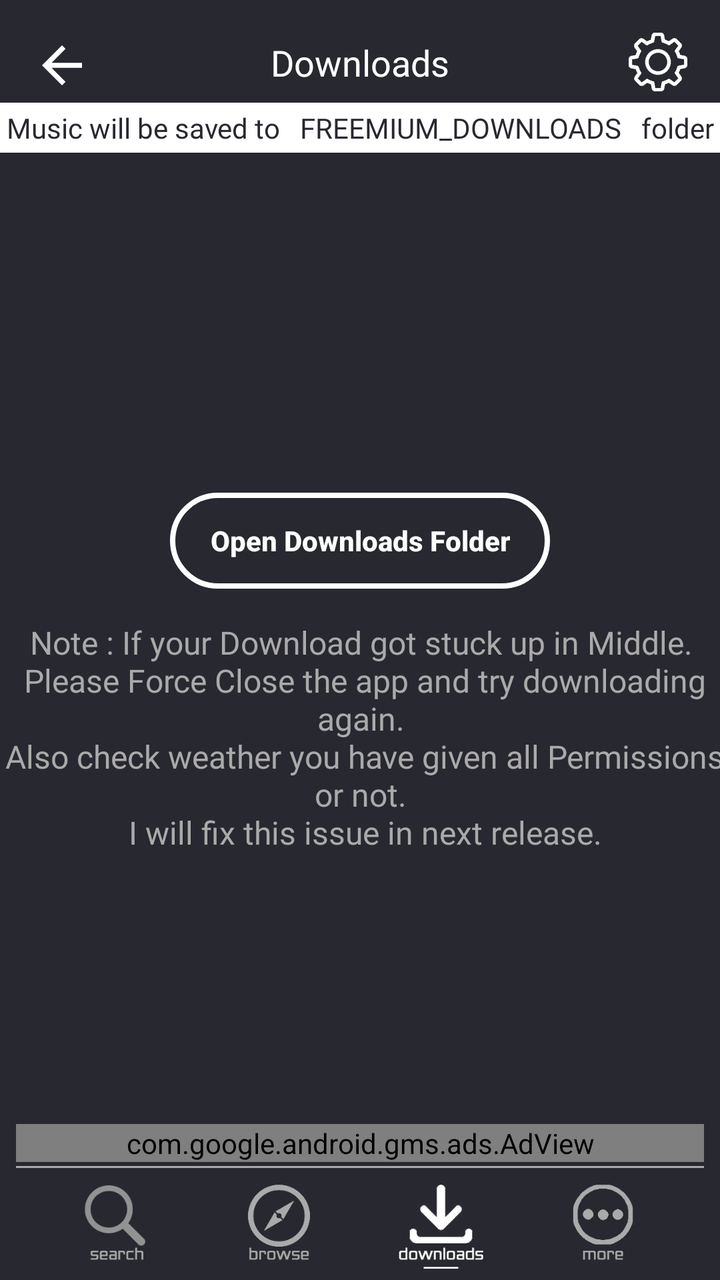
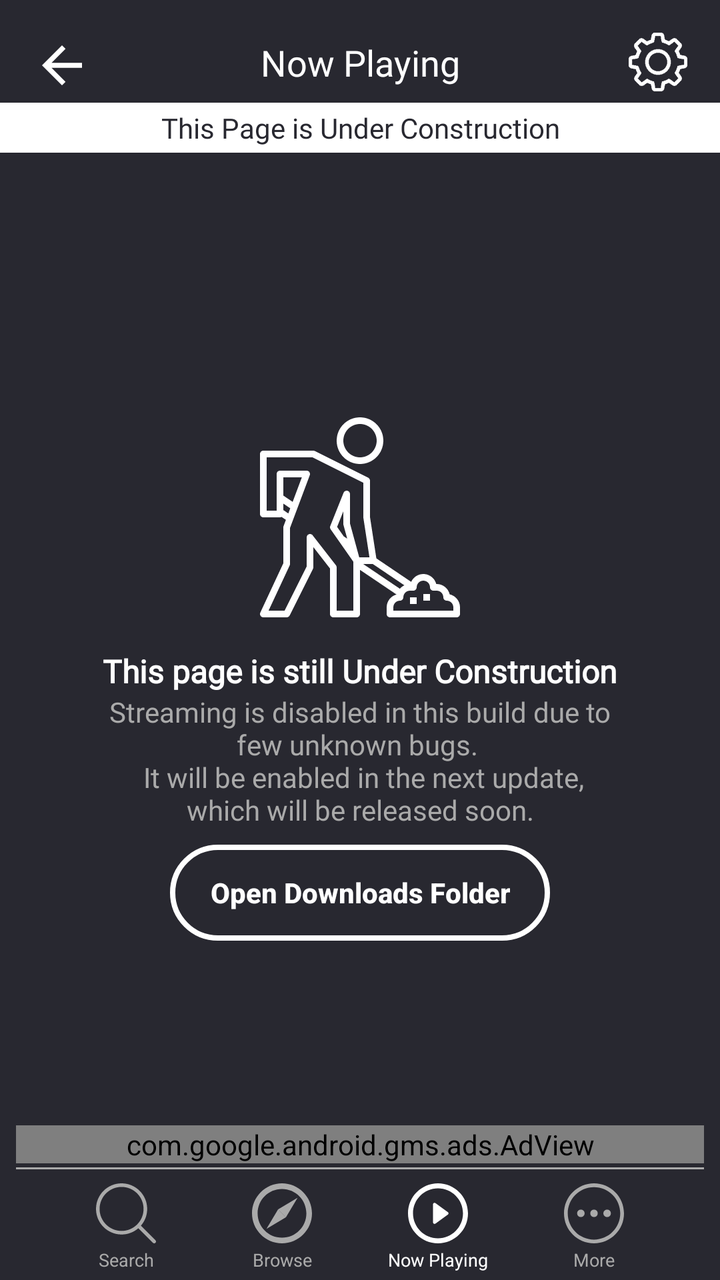

Two renders of the same Android screen: before a commit and after it. Below are the layout's source before the change and the commit's diff.
<!-- AndroidManifest.xml: application theme AppTheme.NoActionBar -->
<!-- res/layout/activity_downloads__page.xml -->
<?xml version="1.0" encoding="utf-8"?>
<androidx.constraintlayout.widget.ConstraintLayout xmlns:android="http://schemas.android.com/apk/res/android"
    xmlns:app="http://schemas.android.com/apk/res-auto"
    xmlns:tools="http://schemas.android.com/tools"
    android:layout_width="match_parent"
    android:layout_height="match_parent"
    android:background="@color/darkAccent"
    tools:context=".Downloads_Page">
    <Button
        android:id="@+id/btm_srch"
        android:layout_width="45dp"
        android:layout_height="45dp"
        android:layout_marginBottom="4dp"
        android:background="@drawable/ic_dsearch"
        android:onClick="btmSrch"
        app:layout_constraintBottom_toBottomOf="parent"
        app:layout_constraintEnd_toStartOf="@+id/btm_brws"
        app:layout_constraintHorizontal_bias="0.5"
        app:layout_constraintHorizontal_chainStyle="spread"
        app:layout_constraintStart_toStartOf="parent" />

    <Button
        android:id="@+id/btm_brws"
        android:onClick="btmBrws"
        android:layout_width="45dp"
        android:layout_height="45dp"
        android:layout_marginBottom="4dp"
        android:background="@drawable/ic_dbrowse"
        app:layout_constraintBottom_toBottomOf="parent"
        app:layout_constraintEnd_toStartOf="@+id/btm_down"
        app:layout_constraintHorizontal_bias="0.5"
        app:layout_constraintStart_toEndOf="@+id/btm_srch" />

    <Button
        android:id="@+id/btm_down"
        android:layout_width="45dp"
        android:layout_height="45dp"
        android:layout_marginBottom="4dp"
        android:onClick="btmDown"
        android:background="@drawable/ic_wdown"
        app:layout_constraintBottom_toBottomOf="parent"
        app:layout_constraintEnd_toStartOf="@+id/btm_more"
        app:layout_constraintHorizontal_bias="0.5"
        app:layout_constraintStart_toEndOf="@+id/btm_brws" />

    <Button
        android:id="@+id/btm_more"
        android:layout_width="45dp"
        android:layout_height="45dp"
        android:layout_marginBottom="4dp"
        android:onClick="btmMore"
        android:background="@drawable/ic_dmore"
        app:layout_constraintBottom_toBottomOf="parent"
        app:layout_constraintEnd_toEndOf="parent"
        app:layout_constraintHorizontal_bias="0.5"
        app:layout_constraintStart_toEndOf="@+id/btm_down" />

    <TextView
        android:id="@+id/textView4"
        android:layout_width="0dp"
        android:layout_height="1dp"
        android:layout_marginStart="8dp"
        android:layout_marginEnd="8dp"
        android:layout_marginBottom="7dp"
        android:background="@android:color/darker_gray"
        app:layout_constraintBottom_toTopOf="@+id/btm_brws"
        app:layout_constraintEnd_toEndOf="parent"
        app:layout_constraintStart_toStartOf="parent" />

    <TextView
        android:id="@+id/textView5"
        android:layout_width="0dp"
        android:layout_height="25dp"
        android:layout_marginTop="8dp"
        android:background="@android:color/white"
        android:fontFamily="@font/jockey_one"
        android:gravity="center"
        android:text="Music will be saved to   FREEMIUM_DOWNLOADS   folder"
        android:textAlignment="center"
        android:textColor="@color/darkAccent"
        app:layout_constraintEnd_toEndOf="parent"
        app:layout_constraintHorizontal_bias="1.0"
        app:layout_constraintStart_toStartOf="parent"
        app:layout_constraintTop_toBottomOf="@+id/textView37" />

    <TextView
        android:id="@+id/tv_downInfo"
        android:layout_width="364dp"
        android:layout_height="wrap_content"
        android:layout_marginStart="16dp"
        android:layout_marginTop="8dp"
        android:layout_marginEnd="16dp"
        android:layout_marginBottom="8dp"
        android:fontFamily="@font/abel"
        android:text="@string/downloads_page"
        android:textAlignment="center"
        android:textColor="@android:color/darker_gray"
        android:textSize="16sp"
        app:layout_constraintBottom_toTopOf="@+id/adView_Downloads"
        app:layout_constraintEnd_toEndOf="parent"
        app:layout_constraintStart_toStartOf="parent"
        app:layout_constraintTop_toBottomOf="@+id/textView5"
        app:layout_constraintVertical_bias="0.64" />

    <ListView
        android:id="@+id/list_inQueue"
        android:layout_width="0dp"
        android:layout_height="0dp"
        android:layout_marginTop="6dp"
        android:layout_marginBottom="8dp"
        android:background="@color/darkAccent"
        android:paddingLeft="16dp"
        android:visibility="gone"
        app:layout_constraintBottom_toTopOf="@+id/tv_downInfo"
        app:layout_constraintEnd_toEndOf="parent"
        app:layout_constraintStart_toStartOf="parent"
        app:layout_constraintTop_toBottomOf="@+id/textView10" />

    <TextView
        android:id="@+id/textView7"
        android:layout_width="0dp"
        android:layout_height="25dp"
        android:background="@android:color/white"
        android:fontFamily="@font/advent_pro_semibold"
        android:gravity="center|left"
        android:paddingLeft="16dp"
        android:text="Now Downloading :"
        android:textColor="@color/darkAccent"
        android:visibility="gone"
        app:layout_constraintEnd_toEndOf="parent"
        app:layout_constraintStart_toStartOf="parent"
        app:layout_constraintTop_toTopOf="parent" />

    <TextView
        android:id="@+id/tv_curSongN"
        android:layout_width="0dp"
        android:layout_height="wrap_content"
        android:layout_marginStart="16dp"
        android:layout_marginTop="10dp"
        android:layout_marginEnd="8dp"
        android:fontFamily="@font/capriola"
        android:maxLines="1"
        android:text="Song Name"
        android:textColor="@android:color/white"
        android:visibility="invisible"
        app:layout_constraintEnd_toStartOf="@+id/tv_curPro"
        app:layout_constraintStart_toStartOf="parent"
        app:layout_constraintTop_toBottomOf="@+id/textView7" />

    <TextView
        android:id="@+id/tv_curPro"
        android:layout_width="wrap_content"
        android:layout_height="wrap_content"
        android:layout_marginTop="10dp"
        android:layout_marginEnd="16dp"
        android:fontFamily="@font/acme"
        android:text="00MB/00MB"
        android:textColor="@android:color/white"
        android:visibility="gone"
        app:layout_constraintEnd_toEndOf="parent"
        app:layout_constraintTop_toBottomOf="@+id/textView7" />

    <ProgressBar
        android:id="@+id/pb_DownPage"
        style="?android:attr/progressBarStyleHorizontal"
        android:layout_width="0dp"
        android:layout_height="wrap_content"
        android:layout_marginStart="24dp"
        android:layout_marginTop="16dp"
        android:layout_marginEnd="24dp"
        android:indeterminate="false"
        android:visibility="gone"
        app:layout_constraintEnd_toEndOf="parent"
        app:layout_constraintHorizontal_bias="0.498"
        app:layout_constraintStart_toStartOf="parent"
        app:layout_constraintTop_toBottomOf="@+id/tv_curSongN" />

    <TextView
        android:id="@+id/textView10"
        android:layout_width="0dp"
        android:layout_height="25dp"
        android:layout_marginTop="16dp"
        android:background="@android:color/white"
        android:fontFamily="@font/advent_pro_semibold"
        android:gravity="center|left"
        android:paddingLeft="16dp"
        android:text="In Queue : "
        android:textColor="@color/darkAccent"
        android:visibility="gone"
        app:layout_constraintEnd_toEndOf="parent"
        app:layout_constraintStart_toStartOf="parent"
        app:layout_constraintTop_toBottomOf="@+id/pb_DownPage" />

    <com.google.android.gms.ads.AdView xmlns:ads="http://schemas.android.com/apk/res-auto"
        android:id="@+id/adView_Downloads"
        android:layout_width="0dp"
        android:layout_height="wrap_content"
        android:layout_alignParentBottom="true"
        android:layout_centerHorizontal="true"
        android:layout_marginStart="8dp"
        android:layout_marginEnd="8dp"
        android:layout_marginBottom="2dp"
        ads:adSize="SMART_BANNER"
        ads:adUnitId="@string/ad_Down"
        ads:layout_constraintBottom_toTopOf="@+id/textView4"
        ads:layout_constraintEnd_toEndOf="parent"
        ads:layout_constraintStart_toStartOf="parent"></com.google.android.gms.ads.AdView>

    <TextView
        android:id="@+id/textView37"
        android:layout_width="wrap_content"
        android:layout_height="wrap_content"
        android:layout_marginTop="19dp"
        android:fontFamily="@font/secular_one"
        android:text="Downloads"
        android:textColor="@android:color/white"
        android:textSize="18sp"
        app:layout_constraintEnd_toEndOf="parent"
        app:layout_constraintStart_toStartOf="parent"
        app:layout_constraintTop_toTopOf="parent" />

    <ImageView
        android:id="@+id/btn_bak_dp"
        android:layout_width="30dp"
        android:layout_height="33dp"
        android:layout_marginStart="16dp"
        android:layout_marginTop="16dp"
        app:layout_constraintStart_toStartOf="parent"
        app:layout_constraintTop_toTopOf="parent"
        app:srcCompat="@drawable/ic_arrow_back" />

    <ImageView
        android:id="@+id/btn_set_dp"
        android:layout_width="30dp"
        android:layout_height="30dp"
        android:layout_marginTop="16dp"
        android:layout_marginEnd="16dp"
        app:layout_constraintEnd_toEndOf="parent"
        app:layout_constraintTop_toTopOf="parent"
        app:srcCompat="@drawable/ic_settings" />

    <Button
        android:id="@+id/btn_folder_dp"
        android:layout_width="wrap_content"
        android:layout_height="wrap_content"
        android:layout_marginStart="8dp"
        android:layout_marginTop="8dp"
        android:layout_marginEnd="8dp"
        android:layout_marginBottom="16dp"
        android:background="@drawable/curvature"
        android:paddingLeft="20dp"
        android:paddingRight="20dp"
        android:text="Open Downloads Folder"
        android:textAllCaps="false"
        android:textColor="@android:color/white"
        android:textStyle="bold"
        app:layout_constraintBottom_toTopOf="@+id/tv_downInfo"
        app:layout_constraintEnd_toEndOf="parent"
        app:layout_constraintStart_toStartOf="parent"
        app:layout_constraintTop_toBottomOf="@+id/textView37"
        app:layout_constraintVertical_bias="1.0" />

</androidx.constraintlayout.widget.ConstraintLayout>
<!-- resources referenced by this layout -->
<resources>
  <!-- drawable ic_dbrowse: png bitmap (drawable, 24160 bytes) -->
  <!-- drawable ic_dmore: png bitmap (drawable, 22433 bytes) -->
  <!-- drawable ic_dsearch: png bitmap (drawable, 23194 bytes) -->
  <!-- drawable ic_wdown: png bitmap (drawable, 23754 bytes) -->
  <string name="downloads_page">Note : If your Download got stuck up in Middle.\n
                          Please Force Close the app and try downloading again.\n
                          Also check weather you have given all Permissions or not.\n
                          I will fix this issue in next release.</string>
  <!-- unchanged entries left out for length: 6 -->
</resources>

<!-- the commit's change to res/layout/activity_downloads__page.xml (unified diff, before → after) -->
@@ -6,14 +6,15 @@
     android:layout_height="match_parent"
     android:background="@color/darkAccent"
     tools:context=".Downloads_Page">
+
     <Button
         android:id="@+id/btm_srch"
-        android:layout_width="45dp"
-        android:layout_height="45dp"
-        android:layout_marginBottom="4dp"
-        android:background="@drawable/ic_dsearch"
+        android:layout_width="30dp"
+        android:layout_height="30dp"
+        android:layout_marginBottom="2dp"
+        android:background="@drawable/ic_btm_search_dull"
         android:onClick="btmSrch"
-        app:layout_constraintBottom_toBottomOf="parent"
+        app:layout_constraintBottom_toTopOf="@+id/textView49"
         app:layout_constraintEnd_toStartOf="@+id/btm_brws"
         app:layout_constraintHorizontal_bias="0.5"
         app:layout_constraintHorizontal_chainStyle="spread"
@@ -21,36 +22,36 @@
 
     <Button
         android:id="@+id/btm_brws"
+        android:layout_width="30dp"
+        android:layout_height="30dp"
+        android:layout_marginBottom="2dp"
+        android:background="@drawable/ic_btm_browse_dull"
         android:onClick="btmBrws"
-        android:layout_width="45dp"
-        android:layout_height="45dp"
-        android:layout_marginBottom="4dp"
-        android:background="@drawable/ic_dbrowse"
-        app:layout_constraintBottom_toBottomOf="parent"
+        app:layout_constraintBottom_toTopOf="@+id/textView50"
         app:layout_constraintEnd_toStartOf="@+id/btm_down"
         app:layout_constraintHorizontal_bias="0.5"
         app:layout_constraintStart_toEndOf="@+id/btm_srch" />
 
     <Button
         android:id="@+id/btm_down"
-        android:layout_width="45dp"
-        android:layout_height="45dp"
-        android:layout_marginBottom="4dp"
+        android:layout_width="30dp"
+        android:layout_height="30dp"
+        android:layout_marginBottom="2dp"
+        android:background="@drawable/ic_btm_play"
         android:onClick="btmDown"
-        android:background="@drawable/ic_wdown"
-        app:layout_constraintBottom_toBottomOf="parent"
+        app:layout_constraintBottom_toTopOf="@+id/textView51"
         app:layout_constraintEnd_toStartOf="@+id/btm_more"
         app:layout_constraintHorizontal_bias="0.5"
         app:layout_constraintStart_toEndOf="@+id/btm_brws" />
 
     <Button
         android:id="@+id/btm_more"
-        android:layout_width="45dp"
-        android:layout_height="45dp"
-        android:layout_marginBottom="4dp"
+        android:layout_width="30dp"
+        android:layout_height="30dp"
+        android:layout_marginBottom="2dp"
+        android:background="@drawable/ic_btm_more_dull"
         android:onClick="btmMore"
-        android:background="@drawable/ic_dmore"
-        app:layout_constraintBottom_toBottomOf="parent"
+        app:layout_constraintBottom_toTopOf="@+id/textView52"
         app:layout_constraintEnd_toEndOf="parent"
         app:layout_constraintHorizontal_bias="0.5"
         app:layout_constraintStart_toEndOf="@+id/btm_down" />
@@ -75,7 +76,7 @@
         android:background="@android:color/white"
         android:fontFamily="@font/jockey_one"
         android:gravity="center"
-        android:text="Music will be saved to   FREEMIUM_DOWNLOADS   folder"
+        android:text="This Page is Under Construction"
         android:textAlignment="center"
         android:textColor="@color/darkAccent"
         app:layout_constraintEnd_toEndOf="parent"
@@ -83,35 +84,14 @@
         app:layout_constraintStart_toStartOf="parent"
         app:layout_constraintTop_toBottomOf="@+id/textView37" />
 
-    <TextView
-        android:id="@+id/tv_downInfo"
-        android:layout_width="364dp"
-        android:layout_height="wrap_content"
-        android:layout_marginStart="16dp"
-        android:layout_marginTop="8dp"
-        android:layout_marginEnd="16dp"
-        android:layout_marginBottom="8dp"
-        android:fontFamily="@font/abel"
-        android:text="@string/downloads_page"
-        android:textAlignment="center"
-        android:textColor="@android:color/darker_gray"
-        android:textSize="16sp"
-        app:layout_constraintBottom_toTopOf="@+id/adView_Downloads"
-        app:layout_constraintEnd_toEndOf="parent"
-        app:layout_constraintStart_toStartOf="parent"
-        app:layout_constraintTop_toBottomOf="@+id/textView5"
-        app:layout_constraintVertical_bias="0.64" />
-
     <ListView
         android:id="@+id/list_inQueue"
         android:layout_width="0dp"
         android:layout_height="0dp"
         android:layout_marginTop="6dp"
-        android:layout_marginBottom="8dp"
         android:background="@color/darkAccent"
         android:paddingLeft="16dp"
         android:visibility="gone"
-        app:layout_constraintBottom_toTopOf="@+id/tv_downInfo"
         app:layout_constraintEnd_toEndOf="parent"
         app:layout_constraintStart_toStartOf="parent"
         app:layout_constraintTop_toBottomOf="@+id/textView10" />
@@ -212,7 +192,7 @@
         android:layout_height="wrap_content"
         android:layout_marginTop="19dp"
         android:fontFamily="@font/secular_one"
-        android:text="Downloads"
+        android:text="Now Playing"
         android:textColor="@android:color/white"
         android:textSize="18sp"
         app:layout_constraintEnd_toEndOf="parent"
@@ -246,7 +226,7 @@
         android:layout_marginStart="8dp"
         android:layout_marginTop="8dp"
         android:layout_marginEnd="8dp"
-        android:layout_marginBottom="16dp"
+        android:layout_marginBottom="8dp"
         android:background="@drawable/curvature"
         android:paddingLeft="20dp"
         android:paddingRight="20dp"
@@ -254,10 +234,105 @@
         android:textAllCaps="false"
         android:textColor="@android:color/white"
         android:textStyle="bold"
-        app:layout_constraintBottom_toTopOf="@+id/tv_downInfo"
-        app:layout_constraintEnd_toEndOf="parent"
-        app:layout_constraintStart_toStartOf="parent"
-        app:layout_constraintTop_toBottomOf="@+id/textView37"
-        app:layout_constraintVertical_bias="1.0" />
+        app:layout_constraintBottom_toTopOf="@+id/adView_Downloads"
+        app:layout_constraintEnd_toEndOf="parent"
+        app:layout_constraintStart_toStartOf="parent"
+        app:layout_constraintTop_toBottomOf="@+id/textView17"
+        app:layout_constraintVertical_bias="0.0" />
+
+    <TextView
+        android:id="@+id/textView49"
+        android:layout_width="wrap_content"
+        android:layout_height="wrap_content"
+        android:layout_marginBottom="4dp"
+        android:text="Search"
+        android:textColor="@android:color/darker_gray"
+        android:textSize="9sp"
+        app:layout_constraintBottom_toBottomOf="parent"
+        app:layout_constraintEnd_toEndOf="@+id/btm_srch"
+        app:layout_constraintStart_toStartOf="@+id/btm_srch" />
+
+    <TextView
+        android:id="@+id/textView50"
+        android:layout_width="wrap_content"
+        android:layout_height="wrap_content"
+        android:layout_marginBottom="4dp"
+        android:text="Browse"
+        android:textColor="@android:color/darker_gray"
+        android:textSize="9sp"
+        app:layout_constraintBottom_toBottomOf="parent"
+        app:layout_constraintEnd_toEndOf="@+id/btm_brws"
+        app:layout_constraintStart_toStartOf="@+id/btm_brws" />
+
+    <TextView
+        android:id="@+id/textView51"
+        android:layout_width="wrap_content"
+        android:layout_height="wrap_content"
+        android:layout_marginBottom="4dp"
+        android:text="Now Playing"
+        android:textColor="@android:color/white"
+        android:textSize="9sp"
+        app:layout_constraintBottom_toBottomOf="parent"
+        app:layout_constraintEnd_toEndOf="@+id/btm_down"
+        app:layout_constraintStart_toStartOf="@+id/btm_down" />
+
+    <TextView
+        android:id="@+id/textView52"
+        android:layout_width="wrap_content"
+        android:layout_height="wrap_content"
+        android:layout_marginBottom="4dp"
+        android:text="More"
+        android:textColor="@android:color/darker_gray"
+        android:textSize="9sp"
+        app:layout_constraintBottom_toBottomOf="parent"
+        app:layout_constraintEnd_toEndOf="@+id/btm_more"
+        app:layout_constraintStart_toStartOf="@+id/btm_more" />
+
+    <ImageView
+        android:id="@+id/imageView6"
+        android:layout_width="100dp"
+        android:layout_height="100dp"
+        android:layout_marginStart="8dp"
+        android:layout_marginEnd="8dp"
+        android:layout_marginBottom="8dp"
+        app:layout_constraintBottom_toTopOf="@+id/adView_Downloads"
+        app:layout_constraintEnd_toEndOf="parent"
+        app:layout_constraintStart_toStartOf="parent"
+        app:layout_constraintTop_toBottomOf="@+id/textView5"
+        app:layout_constraintVertical_bias="0.35000002"
+        app:srcCompat="@drawable/ic_under_construction" />
+
+    <TextView
+        android:id="@+id/textView17"
+        android:layout_width="0dp"
+        android:layout_height="wrap_content"
+        android:layout_marginStart="50dp"
+        android:layout_marginEnd="50dp"
+        android:layout_marginBottom="8dp"
+        android:fontFamily="@font/secular_one"
+        android:text="@string/under_construction"
+        android:textAlignment="center"
+        android:textColor="@android:color/darker_gray"
+        app:layout_constraintBottom_toTopOf="@+id/adView_Downloads"
+        app:layout_constraintEnd_toEndOf="parent"
+        app:layout_constraintStart_toStartOf="parent"
+        app:layout_constraintTop_toBottomOf="@+id/textView18"
+        app:layout_constraintVertical_bias="0.0" />
+
+    <TextView
+        android:id="@+id/textView18"
+        android:layout_width="wrap_content"
+        android:layout_height="wrap_content"
+        android:layout_marginStart="8dp"
+        android:layout_marginTop="16dp"
+        android:layout_marginEnd="8dp"
+        android:fontFamily="@font/capriola"
+        android:text="This page is still Under Construction"
+        android:textColor="@android:color/white"
+        android:textSize="16sp"
+        android:textStyle="bold"
+        app:layout_constraintEnd_toEndOf="parent"
+        app:layout_constraintStart_toStartOf="parent"
+        app:layout_constraintTop_toBottomOf="@+id/imageView6" />
 
 </androidx.constraintlayout.widget.ConstraintLayout>
<!-- resource entries referenced after the edit -->
@@ -1,13 +1,74 @@
 <!-- resources referenced by this layout -->
 <resources>
-  <!-- drawable ic_dbrowse: png bitmap (drawable, 24160 bytes) -->
-  <!-- drawable ic_dmore: png bitmap (drawable, 22433 bytes) -->
-  <!-- drawable ic_dsearch: png bitmap (drawable, 23194 bytes) -->
-  <!-- drawable ic_wdown: png bitmap (drawable, 23754 bytes) -->
-  <string name="downloads_page">Note : If your Download got stuck up in Middle.\n
-                          Please Force Close the app and try downloading again.\n
-                          Also check weather you have given all Permissions or not.\n
-                          I will fix this issue in next release.</string>
+  <!-- drawable ic_btm_browse_dull (drawable) -->
+  <?xml version="1.0" encoding="utf-8"?>
+  <vector xmlns:android="http://schemas.android.com/apk/res/android"
+      android:width="291.32dp"
+      android:height="291.32dp"
+      android:viewportWidth="291.32"
+      android:viewportHeight="291.32">
+  
+      <path
+          android:fillColor="@android:color/darker_gray"
+          android:pathData="M145.66,0C65.547,0,0,65.547,0,145.66s65.547,145.66,145.66,145.66s145.66-65.547,145.66-145.66 S225.772,0,145.66,0z M145.66,264.008c-65.547,0-118.348-52.802-118.348-118.348S80.113,27.311,145.66,27.311 S264.008,80.113,264.008,145.66S211.206,264.008,145.66,264.008z" />
+      <path
+          android:fillColor="@android:color/darker_gray"
+          android:pathData="M221.22,70.099l-56.443,94.679l-38.236-38.236C126.542,126.542,221.22,70.099,221.22,70.099z" />
+      <path
+          android:fillColor="@android:color/darker_gray"
+          android:pathData="M70.099,221.22l94.679-56.443l-38.236-38.236C126.542,126.542,70.099,221.22,70.099,221.22z" />
+  </vector>
+  <!-- drawable ic_btm_more_dull (drawable) -->
+  <?xml version="1.0" encoding="utf-8"?>
+  <vector xmlns:android="http://schemas.android.com/apk/res/android"
+      android:width="512dp"
+      android:height="512dp"
+      android:viewportWidth="512"
+      android:viewportHeight="512">
+  
+      <path
+          android:fillColor="@android:color/darker_gray"
+          android:pathData="M256,0C114.615,0,0,114.615,0,256s114.615,256,256,256s256-114.615,256-256S397.385,0,256,0z M256,480 C132.288,480,32,379.712,32,256S132.288,32,256,32s224,100.288,224,224S379.712,480,256,480z" />
+      <path
+          android:fillColor="@android:color/darker_gray"
+          android:pathData="M 256 224 C 273.673111995 224 288 238.326888005 288 256 C 288 273.673111995 273.673111995 288 256 288 C 238.326888005 288 224 273.673111995 224 256 C 224 238.326888005 238.326888005 224 256 224 Z" />
+      <path
+          android:fillColor="@android:color/darker_gray"
+          android:pathData="M 368 224 C 385.673111995 224 400 238.326888005 400 256 C 400 273.673111995 385.673111995 288 368 288 C 350.326888005 288 336 273.673111995 336 256 C 336 238.326888005 350.326888005 224 368 224 Z" />
+      <path
+          android:fillColor="@android:color/darker_gray"
+          android:pathData="M 144 224 C 161.673111995 224 176 238.326888005 176 256 C 176 273.673111995 161.673111995 288 144 288 C 126.326888005 288 112 273.673111995 112 256 C 112 238.326888005 126.326888005 224 144 224 Z" />
+  </vector>
+  <!-- drawable ic_btm_play (drawable) -->
+  <?xml version="1.0" encoding="utf-8"?>
+  <vector xmlns:android="http://schemas.android.com/apk/res/android"
+      android:width="30.051dp"
+      android:height="30.051dp"
+      android:viewportWidth="30.051"
+      android:viewportHeight="30.051">
+  
+      <path
+          android:fillColor="#fff"
+          android:pathData="M19.982,14.438l-6.24-4.536c-0.229-0.166-0.533-0.191-0.784-0.062c-0.253,0.128-0.411,0.388-0.411,0.669v9.069 c0,0.284,0.158,0.543,0.411,0.671c0.107,0.054,0.224,0.081,0.342,0.081c0.154,0,0.31-0.049,0.442-0.146l6.24-4.532 c0.197-0.145,0.312-0.369,0.312-0.607C20.295,14.803,20.177,14.58,19.982,14.438z" />
+      <path
+          android:fillColor="#fff"
+          android:pathData="M15.026,0.002C6.726,0.002,0,6.728,0,15.028c0,8.297,6.726,15.021,15.026,15.021c8.298,0,15.025-6.725,15.025-15.021 C30.052,6.728,23.324,0.002,15.026,0.002z M15.026,27.542c-6.912,0-12.516-5.601-12.516-12.514c0-6.91,5.604-12.518,12.516-12.518 c6.911,0,12.514,5.607,12.514,12.518C27.541,21.941,21.937,27.542,15.026,27.542z" />
+  </vector>
+  <!-- drawable ic_btm_search_dull (drawable) -->
+  <?xml version="1.0" encoding="utf-8"?>
+  <vector xmlns:android="http://schemas.android.com/apk/res/android"
+      android:width="451dp"
+      android:height="451dp"
+      android:viewportWidth="451"
+      android:viewportHeight="451">
+  
+      <path
+          android:fillColor="@android:color/darker_gray"
+          android:pathData="M447.05,428l-109.6-109.6c29.4-33.8,47.2-77.9,47.2-126.1C384.65,86.2,298.35,0,192.35,0C86.25,0,0.05,86.3,0.05,192.3 s86.3,192.3,192.3,192.3c48.2,0,92.3-17.8,126.1-47.2L428.05,447c2.6,2.6,6.1,4,9.5,4s6.9-1.3,9.5-4 C452.25,441.8,452.25,433.2,447.05,428z M26.95,192.3c0-91.2,74.2-165.3,165.3-165.3c91.2,0,165.3,74.2,165.3,165.3 s-74.1,165.4-165.3,165.4C101.15,357.7,26.95,283.5,26.95,192.3z" />
+  </vector>
+  <!-- drawable ic_under_construction: vector/xml drawable (drawable, 3463 chars, omitted) -->
+  <string name="under_construction">Streaming is disabled in this build due to few unknown bugs. \n
+          It will be enabled in the next update, which will be released soon.</string>
   <!-- unchanged entries left out for length: 6 -->
 </resources>
 
